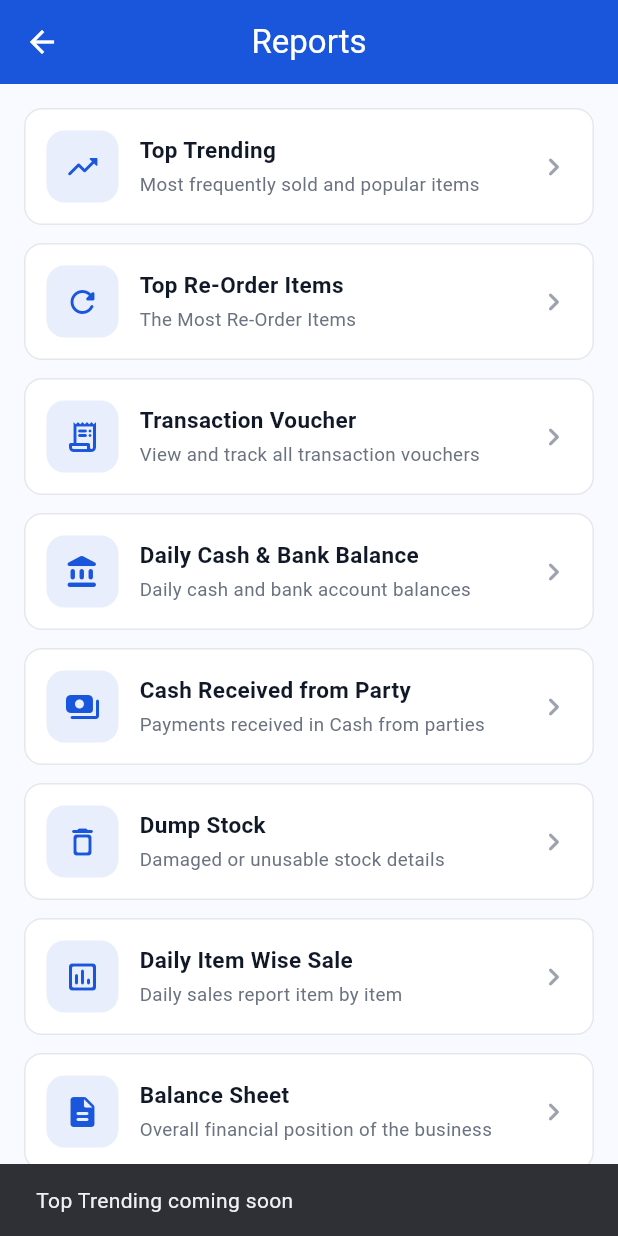
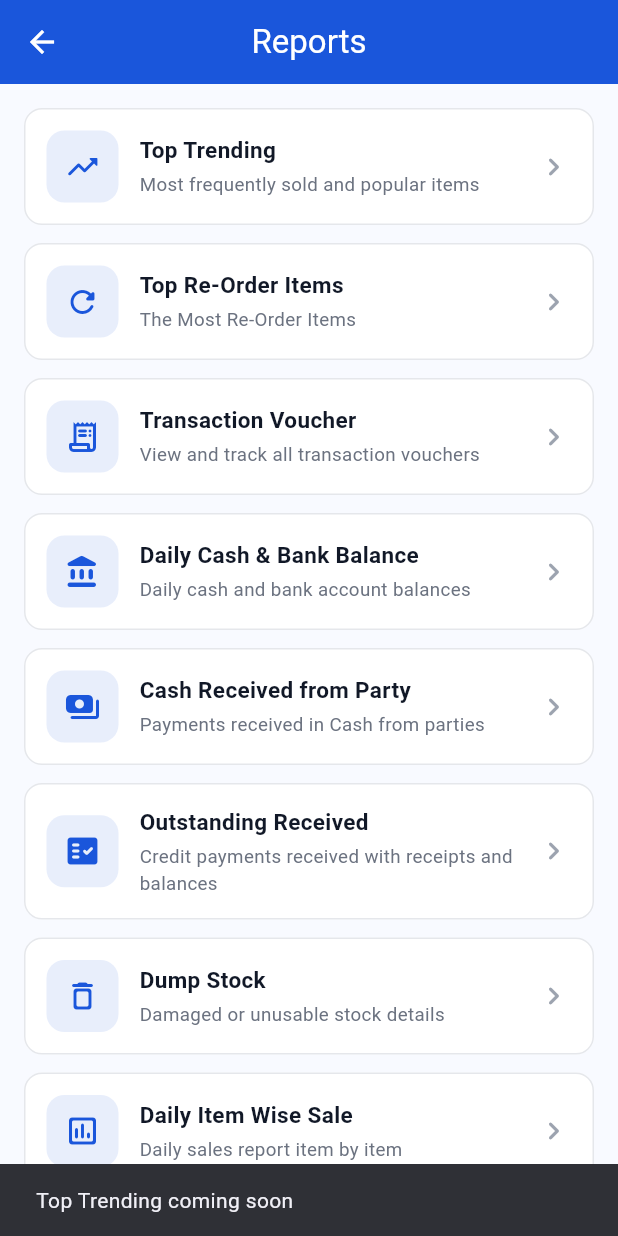
Before and after one commit to Kunalkhuteta/SaafHisaab, a Flutter app: the ReportsTab screen opened directly, after a tap on "Top Trending", on a phone screen of 412 x 824 dp. Run offline on Flutter 3.47's test engine with Material 3 defaults, Android fonts, the phone set to English and light mode, and no system bars; our stand-ins replace firebase_core, firebase_messaging, fl_chart, flutter_dotenv, flutter_image_compress, flutter_local_notifications and 6 more; missing offline and left inert: google_mlkit_text_recognition; accounts and stored records are empty.

Commit message:
add Outstanding Received report item and navigation

```diff
--- a/lib/screens/home/reports_tab.dart
+++ b/lib/screens/home/reports_tab.dart
@@ -4,6 +4,7 @@ import 'package:flutter_riverpod/flutter_riverpod.dart';
 import '../../constants/app_colors.dart';
 import '../../globalVar.dart';
 import '../reports/daily_balances_screen.dart';
+import '../reports/outstanding_received_screen.dart';
 
 class ReportsTab extends ConsumerStatefulWidget {
   const ReportsTab({super.key});
@@ -38,6 +39,11 @@ class _ReportsTabState extends ConsumerState<ReportsTab> {
       title: 'Cash Received from Party',
       icon: Icons.payments_rounded,
       description: 'Payments received in Cash from parties',
+    ),
+    _ReportItem(
+      title: 'Outstanding Received',
+      icon: Icons.fact_check_rounded,
+      description: 'Credit payments received with receipts and balances',
     ),
     _ReportItem(
       title: 'Dump Stock',
@@ -120,6 +126,11 @@ class _ReportsTabState extends ConsumerState<ReportsTab> {
                         context,
                         MaterialPageRoute(builder: (_) => const DailyBalancesScreen()),
                       );
+                    } else if (item.title == 'Outstanding Received') {
+                      Navigator.push(
+                        context,
+                        MaterialPageRoute(builder: (_) => const OutstandingReceivedScreen()),
+                      );
                     } else {
                       ScaffoldMessenger.of(context).showSnackBar(
                         SnackBar(content: Text('${item.title} coming soon')),
```
